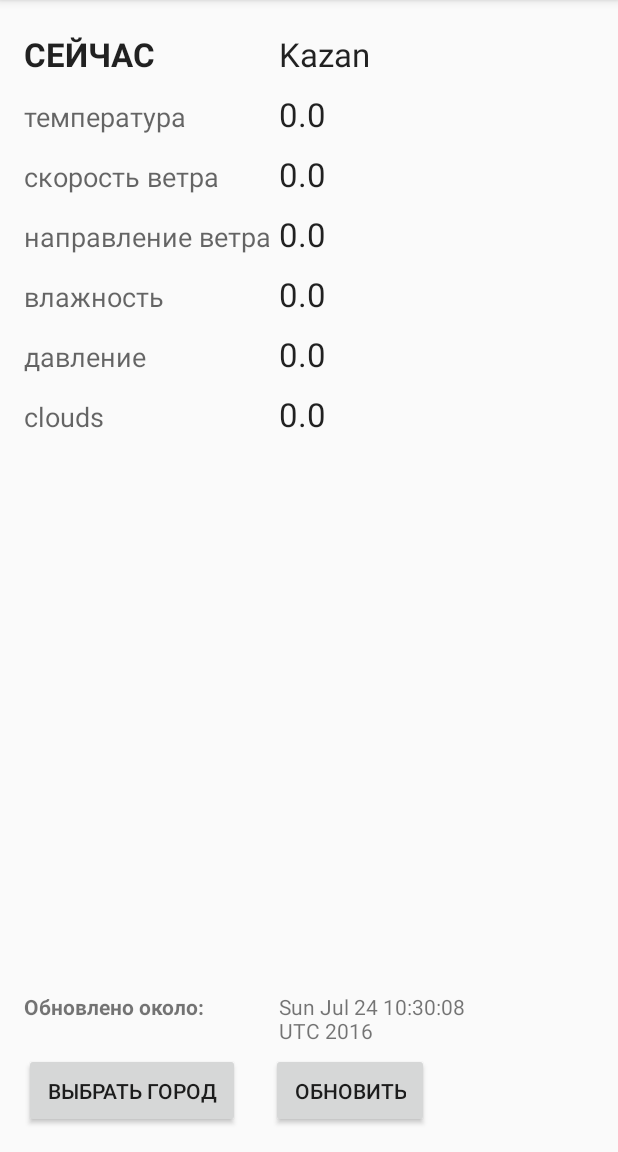
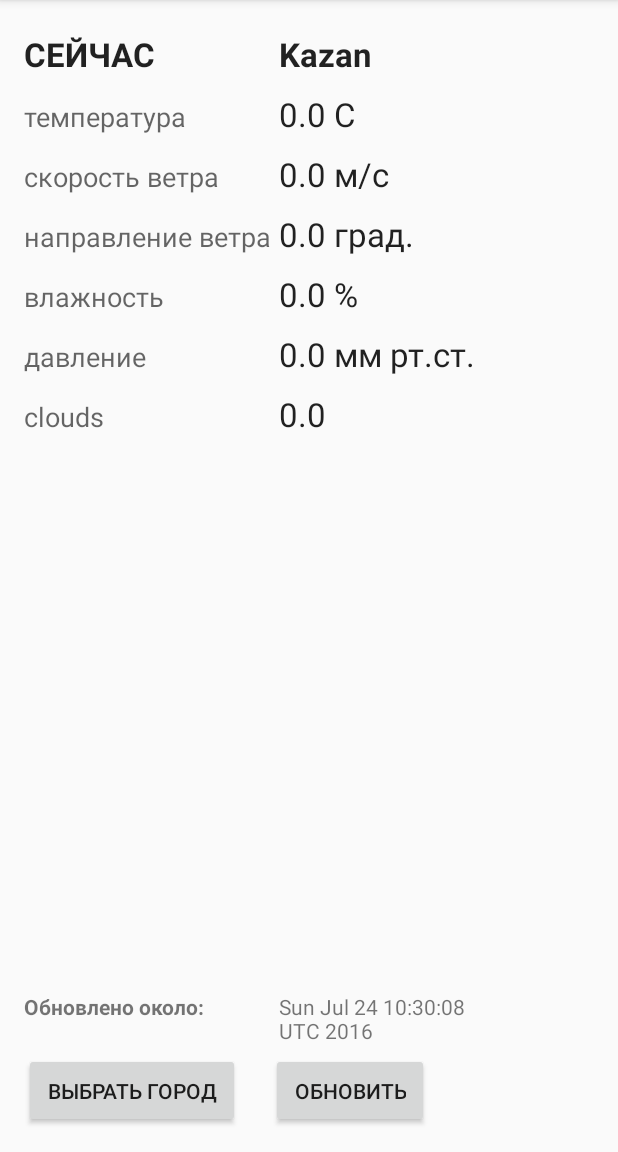
Before and after one commit to kaefik/an-wether-prj, an Android app: the screen it shows after launch (cityInfoActivity), after a tap on "Kazan", on a phone screen of 412 x 824 dp, the part 84-1236 px from its top. Run offline under Robolectric (Android 15) with nearby library versions, the phone set to English and light mode, and no system bars.

Commit message:
add func  intentPutExtra

```diff
--- a/app/src/main/java/ru/kaefik/isaifutdinov/an_wether_prj/MainActivity.java
+++ b/app/src/main/java/ru/kaefik/isaifutdinov/an_wether_prj/MainActivity.java
@@ -17,6 +17,7 @@ import java.util.List;
 import ru.kaefik.isaifutdinov.an_wether_prj.adapter.CityModelAdapter;
 import ru.kaefik.isaifutdinov.an_wether_prj.city.CityModel;
 import ru.kaefik.isaifutdinov.an_wether_prj.utils.RequestCode;
+import ru.kaefik.isaifutdinov.an_wether_prj.utils.Utils;
 
 public class MainActivity extends AppCompatActivity {
 
@@ -53,21 +54,9 @@ public class MainActivity extends AppCompatActivity {
         // Обработка события на клик по элементу списка
         nameCity.setOnItemClickListener(new AdapterView.OnItemClickListener() {
             public void onItemClick(AdapterView<?> parent, View view, int position, long id) {
-                Intent intent = new Intent(getApplicationContext(), cityInfoActivity.class);
-                // передаем данные выбранного города в activity для отображения полученной информации
-                intent.putExtra("name", adapter.getCityModel(position).getName());
-                intent.putExtra("id", adapter.getCityModel(position).getId());
-                intent.putExtra("country", adapter.getCityModel(position).getCountry());
-                intent.putExtra("temp", adapter.getCityModel(position).getTemp());
-                intent.putExtra("clouds", adapter.getCityModel(position).getClouds());
-                intent.putExtra("pressure", adapter.getCityModel(position).getPressure());
-                intent.putExtra("windspeed", adapter.getCityModel(position).getWindspeed());
-                intent.putExtra("winddirection", adapter.getCityModel(position).getWinddirection());
-                intent.putExtra("huminidity", adapter.getCityModel(position).getHuminidity());
-                intent.putExtra("timeRefresh", adapter.getCityModel(position).getTimeRefresh());
 
+                startActivityForResult(Utils.intentPutExtra(getApplicationContext(),cityInfoActivity.class,adapter.getCityModel(position)), RequestCode.REQUEST_CODE_CITY_WEATHER);
 
-                startActivityForResult(intent, RequestCode.REQUEST_CODE_CITY_WEATHER);
             }
         });
 
--- a/app/src/main/java/ru/kaefik/isaifutdinov/an_wether_prj/cityInfoActivity.java
+++ b/app/src/main/java/ru/kaefik/isaifutdinov/an_wether_prj/cityInfoActivity.java
@@ -10,6 +10,7 @@ import android.widget.TextView;
 import java.util.concurrent.ExecutionException;
 
 import ru.kaefik.isaifutdinov.an_wether_prj.city.CityModel;
+import ru.kaefik.isaifutdinov.an_wether_prj.utils.Utils;
 
 public class cityInfoActivity extends AppCompatActivity {
 
@@ -62,20 +63,19 @@ public class cityInfoActivity extends AppCompatActivity {
         cityDataWeather.setPressure(getIntent().getFloatExtra("pressure",0.0f));
         cityDataWeather.setWindspeed(getIntent().getFloatExtra("windspeed",0.0f));
         cityDataWeather.setWinddirection(getIntent().getFloatExtra("winddirection",0.0f));
-        cityDataWeather.setTimeRefresh();
+        cityDataWeather.setTimeRefresh();  // ???? - разобраться с тем как получить дату из intent
 
 
-//        cityDataWeather.setTemp(currentTemp);
-        nameCity.setText(getIntent().getStringExtra("name").toString());
-        tempCity.setText("temp:          "+Float.toString(getIntent().getFloatExtra("temp",0.0f)));
-        cloudsCity.setText("clouds:        "+Float.toString(getIntent().getFloatExtra("clouds",0.0f)));
-        huminidityCity.setText("huminidity:    "+Float.toString(getIntent().getFloatExtra("huminidity",0.0f)));
-        pressureCity.setText("pressure:      "+Float.toString(getIntent().getFloatExtra("pressure",0.0f)));
-        windspeedCity.setText("windspeed:     "+Float.toString(getIntent().getFloatExtra("windspeed",0.0f)));
-        winddirectionCity.setText("winddirection: "+Float.toString(getIntent().getFloatExtra("winddirection",0.0f)));
-//        textTimeRefresh.setText(----);  // сделать передачу времени последнего обновления
+        refreshData2View(cityDataWeather);
+//        nameCity.setText(cityDataWeather.getName());
+//        tempCity.setText(Float.toString(cityDataWeather.getTemp())+" C");
+//        cloudsCity.setText(Float.toString(cityDataWeather.getClouds()));
+//        huminidityCity.setText(cityDataWeather.getHuminidity()+" %");
+//        pressureCity.setText(Float.toString(cityDataWeather.getPressure()*0.75f)+" мм рт.ст."); // 1hPa ~= 0.750064  мм рт. ст.
+//        windspeedCity.setText(Float.toString(cityDataWeather.getPressure())+"м/с");
+//        winddirectionCity.setText(Float.toString(cityDataWeather.getWinddirection()));
+//        textTimeRefresh.setText(cityDataWeather.getTimeRefresh().toString());
 
-//        task = new cityInfoAsyncTask();
 
         // обновление погоды
         try {
@@ -86,28 +86,28 @@ public class cityInfoActivity extends AppCompatActivity {
             e.printStackTrace();
         }
 
-        cityDataWeather.setTimeRefresh();
-        textTimeRefresh.setText(cityDataWeather.getTimeRefresh().toString());
-
-
     }
 
+    // возврат к основной активити MainActivity
     public void goBackMainActivity() {
         if (task!=null) {
             task.cancel(true);
         }
-        Intent intent = new Intent(this, MainActivity.class);
-        intent.putExtra("name",cityDataWeather.getName());
-        intent.putExtra("id",cityDataWeather.getId());
-        intent.putExtra("country",cityDataWeather.getCountry());
-        intent.putExtra("temp",cityDataWeather.getTemp());
-        intent.putExtra("clouds",cityDataWeather.getClouds());
-        intent.putExtra("huminidity",cityDataWeather.getHuminidity());
-        intent.putExtra("pressure",cityDataWeather.getPressure());
-        intent.putExtra("windspeed",cityDataWeather.getWindspeed());
-        intent.putExtra("winddirection",cityDataWeather.getWinddirection());
-        intent.putExtra("timeRefresh",cityDataWeather.getTimeRefresh());
-        setResult(RESULT_OK,intent);
+
+
+//        Intent intent = new Intent(this, MainActivity.class);
+//        intent.putExtra("name",cityDataWeather.getName());
+//        intent.putExtra("id",cityDataWeather.getId());
+//        intent.putExtra("country",cityDataWeather.getCountry());
+//        intent.putExtra("temp",cityDataWeather.getTemp());
+//        intent.putExtra("clouds",cityDataWeather.getClouds());
+//        intent.putExtra("huminidity",cityDataWeather.getHuminidity());
+//        intent.putExtra("pressure",cityDataWeather.getPressure());
+//        intent.putExtra("windspeed",cityDataWeather.getWindspeed());
+//        intent.putExtra("winddirection",cityDataWeather.getWinddirection());
+//        intent.putExtra("timeRefresh",cityDataWeather.getTimeRefresh());
+
+        setResult(RESULT_OK, Utils.intentPutExtra(this, MainActivity.class,cityDataWeather));
         finish();
     }
 
@@ -120,28 +120,6 @@ public class cityInfoActivity extends AppCompatActivity {
         refreshDataWeather();
     }
 
-    public void refreshDataWeather() throws ExecutionException, InterruptedException {
-
-        if (task!=null) {
-            task.cancel(true);
-        }
-        task = new cityInfoAsyncTask();  // !!!!! заменить на отмену предыдущего обновления и запуск нового обновления данных о погоде
-        task.execute();
-        cityDataWeather = task.get();
-
-
-    // получение отправленных данных и отображение данных
-    nameCity.setText(cityDataWeather.getName());
-    tempCity.setText(Float.toString(cityDataWeather.getTemp()));
-    cloudsCity.setText(Float.toString(cityDataWeather.getClouds()));
-    huminidityCity.setText(Float.toString(cityDataWeather.getHuminidity()));
-    pressureCity.setText(Float.toString(cityDataWeather.getPressure()));
-    windspeedCity.setText(Float.toString(cityDataWeather.getWindspeed()));
-    winddirectionCity.setText(Float.toString(cityDataWeather.getWinddirection()));
-    cityDataWeather.setTimeRefresh();
-    textTimeRefresh.setText(cityDataWeather.getTimeRefresh().toString());
-}
-
     @Override
     //обработка нажатия клавиши Назад
     public void onBackPressed() {
@@ -149,5 +127,36 @@ public class cityInfoActivity extends AppCompatActivity {
 
     }
 
+    // обновление данных о погоде
+    public void refreshDataWeather() throws ExecutionException, InterruptedException {
+
+        if (task!=null) {
+            task.cancel(true);
+        }
+        task = new cityInfoAsyncTask();
+        task.execute();
+        cityDataWeather = task.get();
+
+        cityDataWeather.setTimeRefresh();
+
+       refreshData2View(cityDataWeather);
+}
+
+    // отображение данных о погоде выбранного города
+    public void refreshData2View(CityModel cityModel){
+        // получение отправленных данных и отображение данных
+        nameCity.setText(cityModel.getName());
+        tempCity.setText(Float.toString(cityModel.getTemp())+" C");
+        cloudsCity.setText(Float.toString(cityModel.getClouds()));
+        huminidityCity.setText(Float.toString(cityModel.getHuminidity())+" %");
+        pressureCity.setText(Float.toString(cityModel.getPressure()*0.75f)+" мм рт.ст.");
+        windspeedCity.setText(Float.toString(cityModel.getWindspeed())+" м/с");
+        winddirectionCity.setText(Float.toString(cityModel.getWinddirection())+" град.");
+        textTimeRefresh.setText(cityModel.getTimeRefresh().toString());
+    }
+
+
+
+
 
 }
--- a/app/src/main/java/ru/kaefik/isaifutdinov/an_wether_prj/utils/Utils.java
+++ b/app/src/main/java/ru/kaefik/isaifutdinov/an_wether_prj/utils/Utils.java
@@ -1,4 +1,8 @@
 package ru.kaefik.isaifutdinov.an_wether_prj.utils;
+
+import android.content.Context;
+import android.content.Intent;
+import android.support.v7.app.AppCompatActivity;
 
 import org.json.JSONException;
 import org.json.JSONObject;
@@ -10,6 +14,10 @@ import java.io.InputStreamReader;
 import java.net.HttpURLConnection;
 import java.net.MalformedURLException;
 import java.net.URL;
+import java.util.HashMap;
+import java.util.Map;
+
+import ru.kaefik.isaifutdinov.an_wether_prj.city.CityModel;
 
 public class Utils {
 
@@ -62,4 +70,53 @@ public class Utils {
         return res;
     }
 
+    // перевод градусов в румбы (С, В, Ю, З и т д)
+    public String windGradus2Rumb(Float gradusWind){
+        String windRumb="";
+
+        Map<Float, String> map = new HashMap<Float, String>();
+        map.put(22.0f, "ССВ");
+
+        windRumb = map.get(gradusWind);
+
+//        System.out.println(map.get("dog"));
+
+//            case : windRumb = "ССВ";
+//            case 45.0f: windRumb = "СВ";
+//            case 68.0f: windRumb = "ВСВ";
+//            case 90.0f: windRumb = "В";
+//            case 112.0f: windRumb = "ВЮВ";
+//            case 135.0f: windRumb = "ЮВ";
+//            case 158.0f: windRumb = "ЮЮВ";
+//            case 180.0f: windRumb = "Ю";
+//            case 202.0f: windRumb = "ЮЮЗ";
+//            case 225.0f: windRumb = "ЮЗ";
+//            case 248.0f: windRumb = "ЗЮЗ";
+//            case 270.0f: windRumb = "З";
+//            case 292.0f: windRumb = "ЗСЗ";
+//            case 295.0f: windRumb = "СЗ";
+//            case 318.0f: windRumb = "ССЗ";
+
+
+
+        return windRumb;
+
+    }
+
+    public static Intent intentPutExtra(Context context, Class<?> klass, CityModel cityModel) {
+
+        Intent intent = new Intent(context, klass);
+        intent.putExtra("name",cityModel.getName());
+     intent.putExtra("id",cityModel.getId());
+     intent.putExtra("country",cityModel.getCountry());
+     intent.putExtra("temp",cityModel.getTemp());
+     intent.putExtra("clouds",cityModel.getClouds());
+     intent.putExtra("huminidity",cityModel.getHuminidity());
+       intent.putExtra("pressure",cityModel.getPressure());
+        intent.putExtra("windspeed",cityModel.getWindspeed());
+      intent.putExtra("winddirection",cityModel.getWinddirection());
+       intent.putExtra("timeRefresh",cityModel.getTimeRefresh());
+        return intent;
+    }
+
 }
--- a/app/src/main/res/layout/activity_city_info.xml
+++ b/app/src/main/res/layout/activity_city_info.xml
@@ -31,7 +31,8 @@
         android:layout_centerHorizontal="true"
         android:padding="5dp"
         android:layout_row="2"
-        android:layout_column="1" />
+        android:layout_column="1"
+        android:textStyle="bold" />
 
     <TextView
         android:layout_width="wrap_content"
```
Also changed, not shown: 1 other file.
